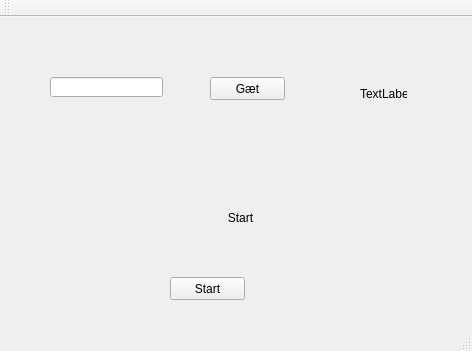
Qt form mainwindow.ui (JakobReissAxelsen/hackathon) before a commit.
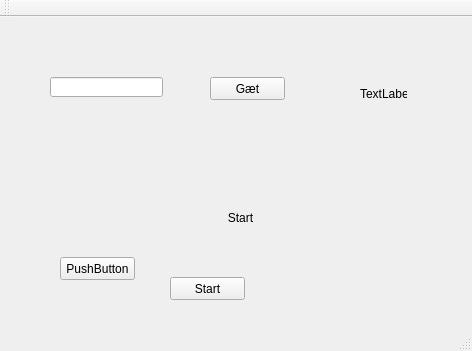
The same form after that commit.

```diff
--- a/mainwindow.ui
+++ b/mainwindow.ui
@@ -79,6 +79,19 @@
      <string>TextLabel</string>
     </property>
    </widget>
+   <widget class="QPushButton" name="pushButton">
+    <property name="geometry">
+     <rect>
+      <x>60</x>
+      <y>240</y>
+      <width>75</width>
+      <height>23</height>
+     </rect>
+    </property>
+    <property name="text">
+     <string>PushButton</string>
+    </property>
+   </widget>
   </widget>
   <widget class="QMenuBar" name="menuBar">
    <property name="geometry">
```
